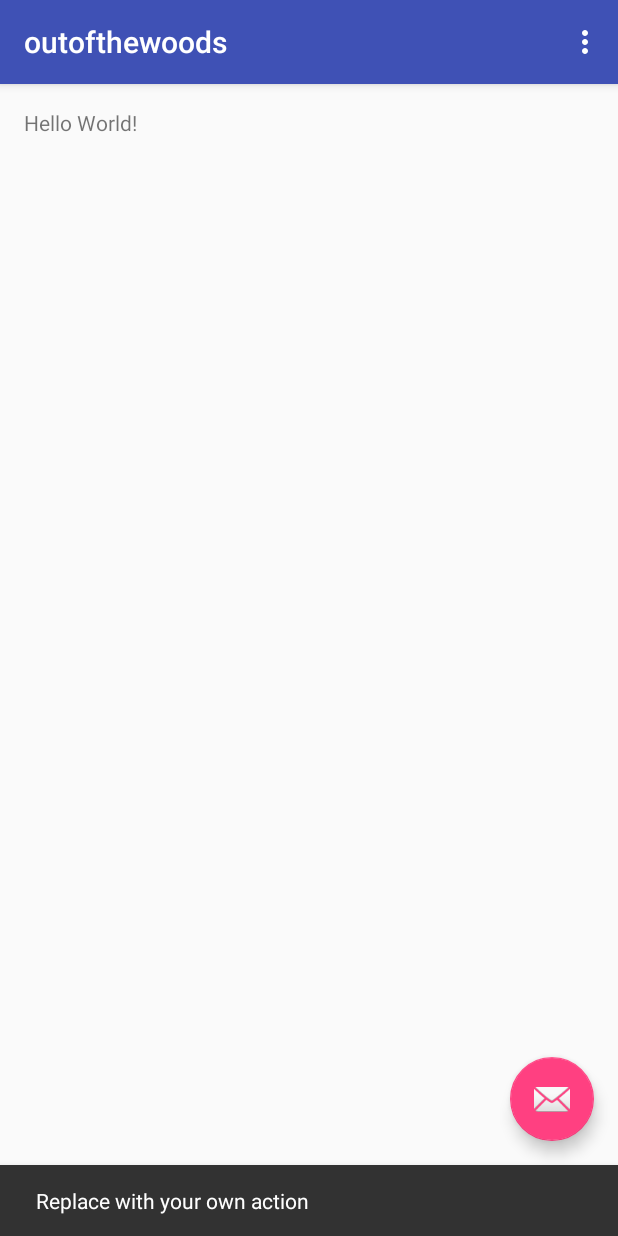
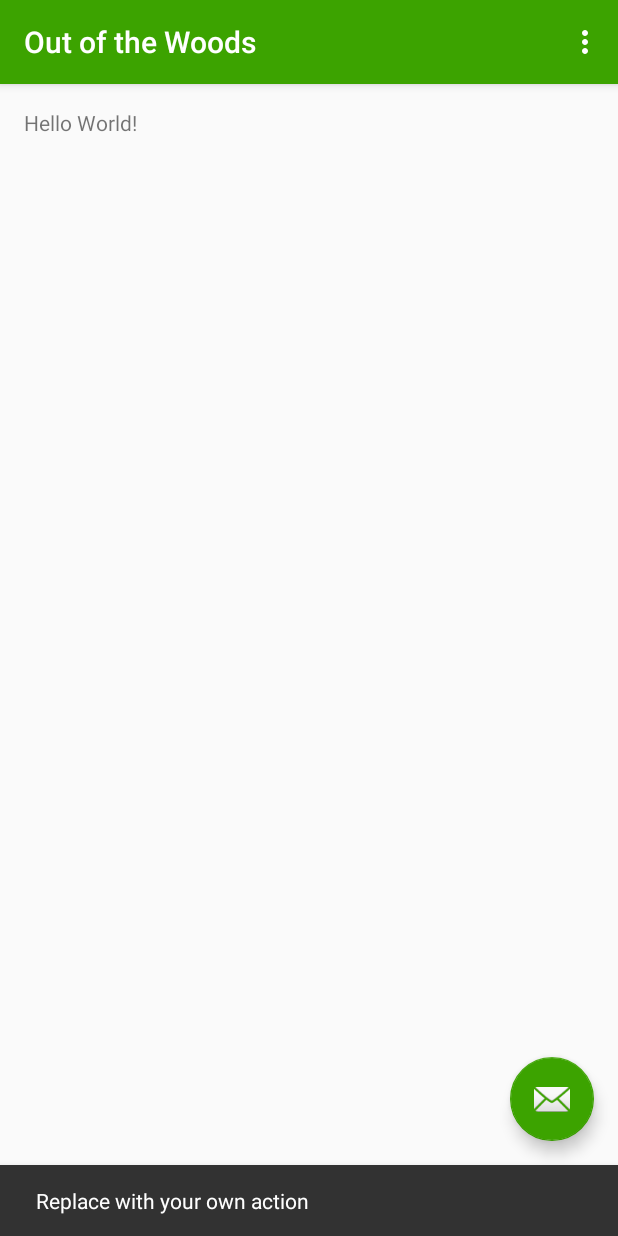
Before and after one commit to vicky98/outofthewoods, an Android app: the screen it shows after launch (MainActivity), after a tap on an icon or button, on a phone screen of 412 x 824 dp. Run offline under Robolectric (Android 15) with nearby library versions, the phone set to English and light mode, and no system bars.

Commit message:
Some changes

```diff
--- a/app/src/main/AndroidManifest.xml
+++ b/app/src/main/AndroidManifest.xml
@@ -18,6 +18,8 @@
                 <category android:name="android.intent.category.LAUNCHER" />
             </intent-filter>
         </activity>
+        <activity android:name=".Launcher" />
+        <activity android:name=".Home"></activity>
     </application>
 
 </manifest>
--- a/app/src/main/res/values/colors.xml
+++ b/app/src/main/res/values/colors.xml
@@ -2,5 +2,5 @@
 <resources>
     <color name="colorPrimary">#3F51B5</color>
     <color name="colorPrimaryDark">#303F9F</color>
-    <color name="colorAccent">#FF4081</color>
+    <color name="colorAccent">#3ca300</color>
 </resources>
--- a/app/src/main/res/values/strings.xml
+++ b/app/src/main/res/values/strings.xml
@@ -1,4 +1,4 @@
 <resources>
-    <string name="app_name">outofthewoods</string>
+    <string name="app_name">Out of the Woods</string>
     <string name="action_settings">Settings</string>
 </resources>
--- a/app/src/main/res/values/styles.xml
+++ b/app/src/main/res/values/styles.xml
@@ -3,8 +3,8 @@
     <!-- Base application theme. -->
     <style name="AppTheme" parent="Theme.AppCompat.Light.DarkActionBar">
         <!-- Customize your theme here. -->
-        <item name="colorPrimary">@color/colorPrimary</item>
-        <item name="colorPrimaryDark">@color/colorPrimaryDark</item>
+        <item name="colorPrimary">@color/colorAccent</item>
+        <item name="colorPrimaryDark">@color/colorAccent</item>
         <item name="colorAccent">@color/colorAccent</item>
     </style>
 
@@ -17,4 +17,6 @@
 
     <style name="AppTheme.PopupOverlay" parent="ThemeOverlay.AppCompat.Light" />
 
+    <style name="MyGreenTheme" parent="AppTheme" />
+
 </resources>
```
Also changed, not shown: app/src/main/res/drawable/button.xml (added, +22 -0 lines).
